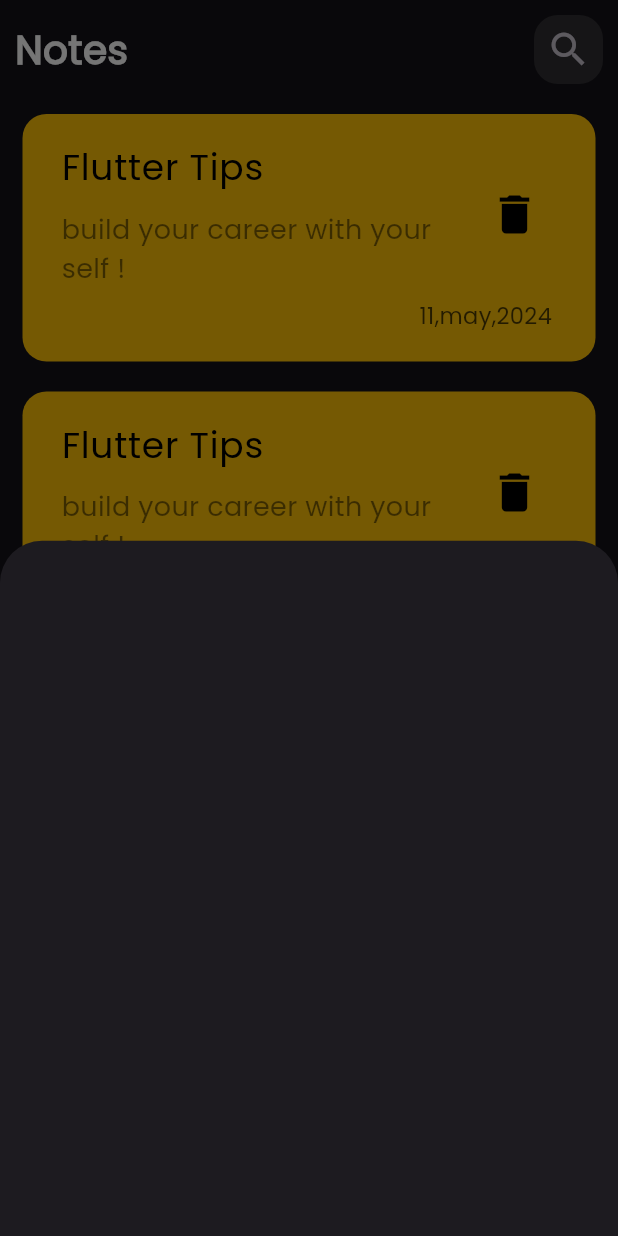
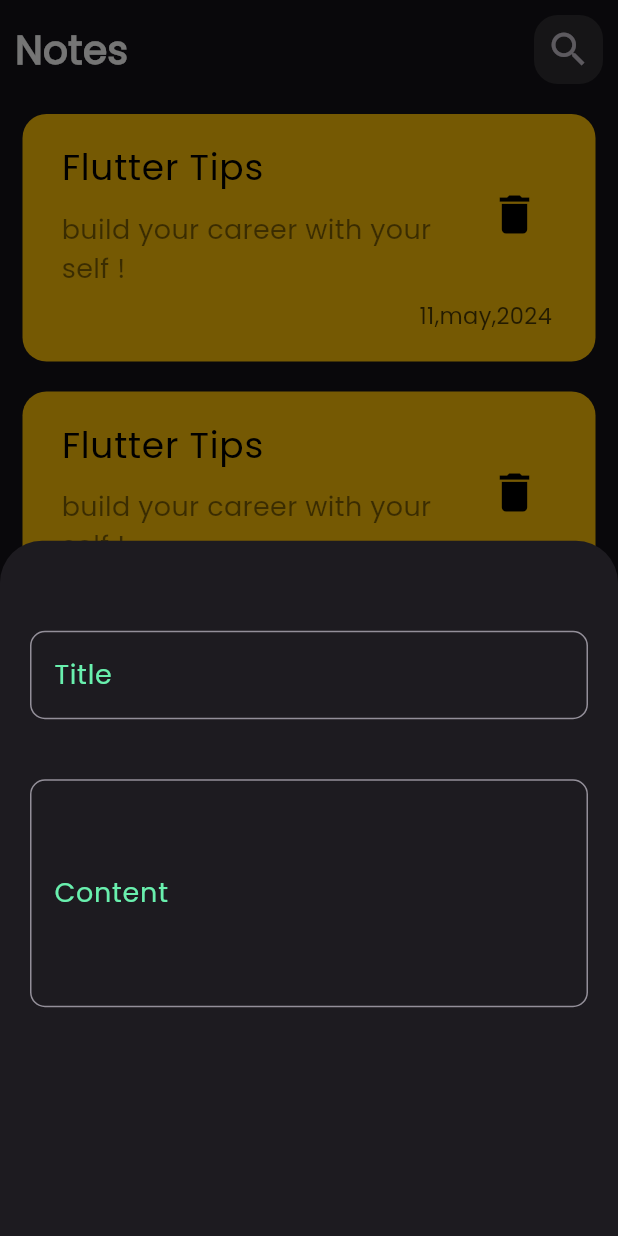
Before and after one commit to Diaamahfouz/Notes-App, a Flutter app: the screen it shows after launch, after a tap on the "add" icon, on a phone screen of 412 x 824 dp. Run offline on Flutter 3.47's test engine with Material 3 defaults, Android fonts, the phone set to English and light mode, and no system bars.

Commit message:
create custom text field

```diff
--- /dev/null
+++ b/lib/constants/constants.dart
@@ -0,0 +1,3 @@
+import 'package:flutter/material.dart';
+
+const KprimaryColor =Colors.greenAccent;
--- a/lib/widgets/add_note_bottom_sheet.dart
+++ b/lib/widgets/add_note_bottom_sheet.dart
@@ -1,10 +1,24 @@
 import 'package:flutter/material.dart';
+import 'package:notes_app/widgets/custom_text_field.dart';
 
 class AddNoteBottomSheet extends StatelessWidget {
   const AddNoteBottomSheet({super.key});
 
   @override
   Widget build(BuildContext context) {
-    return Container();
+    return Column(
+      children: [
+        const SizedBox(
+          height: 40,
+        ),
+        CustomTextField(
+          text: 'Title',
+        ),
+        CustomTextField(
+          text: 'Content',
+          maxLines: 5,
+        ),
+      ],
+    );
   }
 }
--- /dev/null
+++ b/lib/widgets/custom_text_field.dart
@@ -0,0 +1,49 @@
+import 'package:flutter/material.dart';
+import 'package:notes_app/constants/constants.dart';
+
+class CustomTextField extends StatelessWidget {
+  CustomTextField({required this.text, this.maxLines = 1, super.key});
+  int maxLines;
+  String text;
+
+  @override
+  Widget build(BuildContext context) {
+    return Padding(
+      padding: const EdgeInsets.symmetric(
+        vertical: 20.0,
+        horizontal: 20,
+      ),
+      child: TextField(
+        cursorColor: KprimaryColor,
+        maxLines: maxLines,
+        decoration: InputDecoration(
+          label: Text(
+            text,
+          ),
+          labelStyle: TextStyle(
+            fontSize: 18,
+            color: KprimaryColor,
+          ),
+          border: buildBorder(),
+          hintText: text,
+          hintStyle: const TextStyle(
+            color: KprimaryColor,
+            fontSize: 18,
+          ),
+          focusedBorder: buildBorder(
+            KprimaryColor,
+          ),
+        ),
+      ),
+    );
+  }
+}
+
+OutlineInputBorder buildBorder([color]) {
+  return OutlineInputBorder(
+    borderRadius: BorderRadius.circular(10),
+    borderSide: BorderSide(
+      color: color ?? Colors.white,
+    ),
+  );
+}
```
